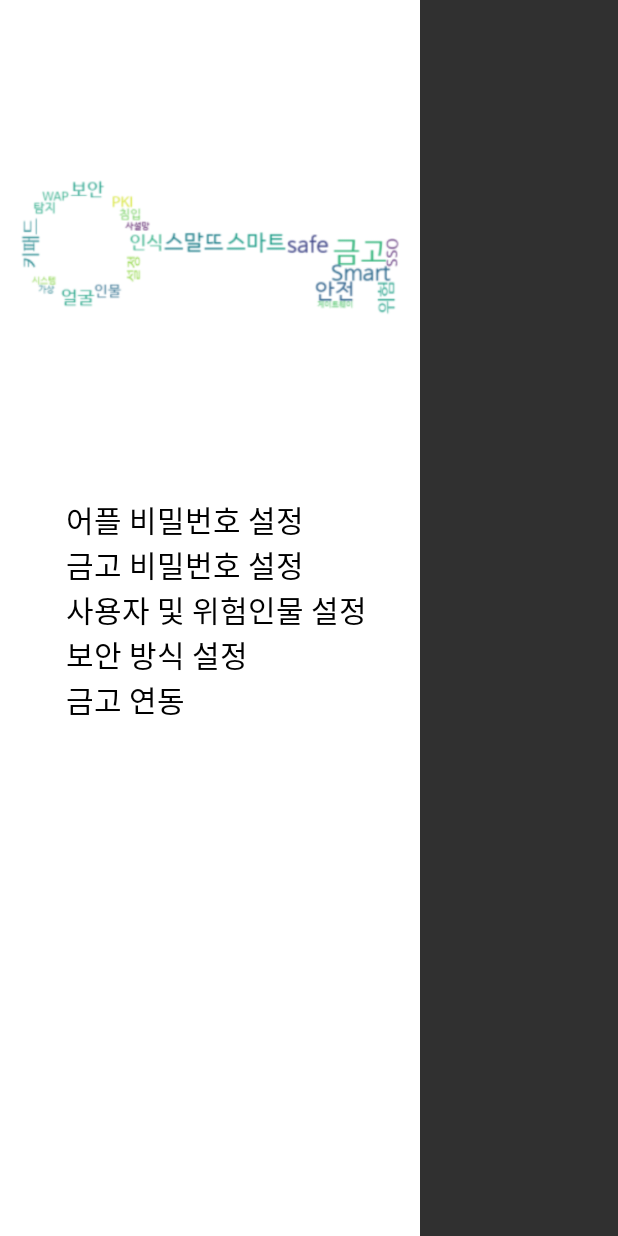
After one commit to ETS-Android2/hanium_app, an Android app: the layout menu.xml on its own in the app's theme, with its tools: preview values and no code run, on a phone screen of 412 x 824 dp. The commit adds this screen. Run offline under Robolectric (Android 15) with nearby library versions, the phone set to English and light mode, and no system bars.

Commit message:
add menu,notice

```diff
--- a/app/build.gradle
+++ b/app/build.gradle
@@ -37,7 +37,9 @@ dependencies {
     implementation 'com.google.android.material:material:1.3.0'
     implementation 'androidx.constraintlayout:constraintlayout:2.0.4'
     implementation 'com.android.support:support-v4:28.0.0'
+    implementation 'com.android.support:design:28.1.1'
     testImplementation 'junit:junit:4.+'
     androidTestImplementation 'androidx.test.ext:junit:1.1.2'
     androidTestImplementation 'androidx.test.espresso:espresso-core:3.3.0'
+    implementation 'androidx.appcompat:appcompat:1.2.0'
 }
--- a/app/src/main/java/com/example/app_java/appLock.java
+++ b/app/src/main/java/com/example/app_java/appLock.java
@@ -11,6 +11,9 @@ import android.view.View;
 import android.widget.EditText;
 import android.widget.ImageView;
 import android.widget.TextView;
+
+import com.example.app_java.R;
+import com.example.app_java.app_lock_const;
 
 public class appLock extends AppCompatActivity {
 
--- /dev/null
+++ b/app/src/main/res/layout/menu.xml
@@ -0,0 +1,81 @@
+<LinearLayout xmlns:android="http://schemas.android.com/apk/res/android"
+    android:orientation="vertical"
+    android:layout_width="280dp"
+    android:layout_height="match_parent"
+    android:layout_gravity="start"
+    android:id="@+id/drawerView"
+    android:background="#ffffff">
+
+    <LinearLayout
+            android:layout_width="match_parent"
+            android:layout_height="1dp"
+            android:background="#80ffffff"
+            android:orientation="vertical">
+    </LinearLayout>
+
+        <ImageView
+            android:layout_width="wrap_content"
+            android:layout_height="150dp"
+            android:src="@drawable/safe_cloud"
+            android:layout_marginBottom="30dp"
+            android:layout_marginTop="100dp"
+            ></ImageView>
+
+
+        <TextView
+            android:layout_width="wrap_content"
+            android:layout_height="wrap_content"
+            android:textSize="20dp"
+            android:text="어플 비밀번호 설정"
+            android:textColor="#000000"
+            android:id="@+id/pw_app"
+            android:layout_marginTop="50dp"
+            android:layout_marginLeft="44dp"
+            android:onClick="OnClick">
+        </TextView>
+
+        <TextView
+            android:layout_width="wrap_content"
+            android:layout_height="wrap_content"
+            android:textSize="20dp"
+            android:text="금고 비밀번호 설정"
+            android:textColor="#000000"
+            android:id="@+id/pw_safe"
+            android:layout_marginLeft="44dp"
+            android:onClick="OnClick">
+        </TextView>
+
+        <TextView
+            android:layout_width="wrap_content"
+            android:layout_height="wrap_content"
+            android:textSize="20dp"
+            android:text="사용자 및 위험인물 설정"
+            android:textColor="#000000"
+            android:id="@+id/set_user"
+            android:layout_marginLeft="44dp"
+            android:onClick="OnClick">
+        </TextView>
+
+        <TextView
+            android:layout_width="wrap_content"
+            android:layout_height="wrap_content"
+            android:text="보안 방식 설정"
+            android:textSize="20dp"
+            android:textColor="#000000"
+            android:id="@+id/set_method"
+            android:layout_marginLeft="44dp"
+            android:onClick="OnClick">
+        </TextView>
+
+        <TextView
+            android:layout_width="wrap_content"
+            android:layout_height="wrap_content"
+            android:text="금고 연동"
+            android:textSize="20dp"
+            android:textColor="#000000"
+            android:id="@+id/Link_safe"
+            android:layout_marginLeft="44dp"
+            android:onClick="OnClick">
+        </TextView>
+
+</LinearLayout>
```
Also changed, not shown: app/src/main/java/com/example/app_java/Control.java (+93 -3 lines), app/src/main/res/layout/activity_control.xml (+14 -13 lines), app/src/main/res/drawable-v24/notification_icon.PNG (added), app/src/main/res/drawable-v24/safe_cloud.PNG (added).
